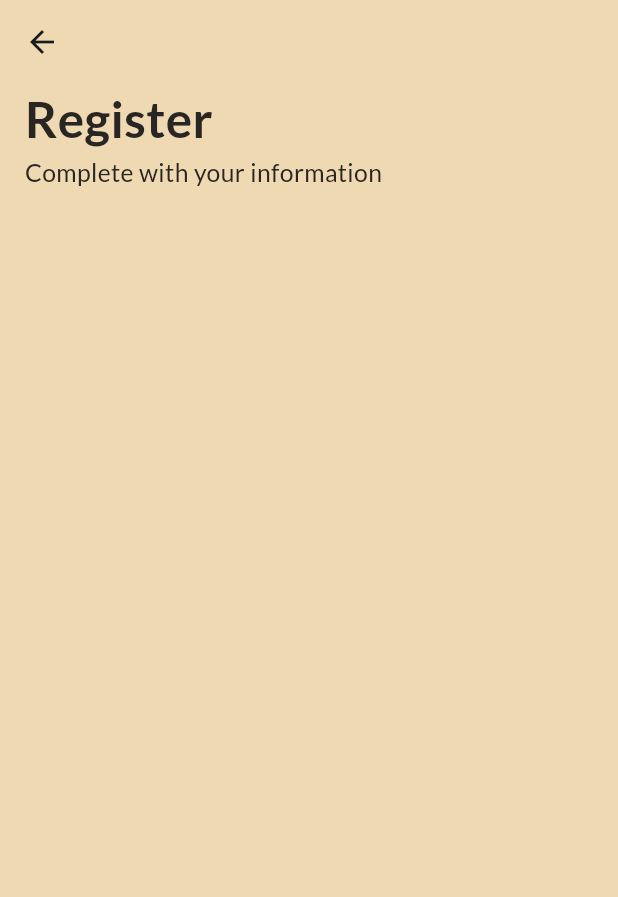
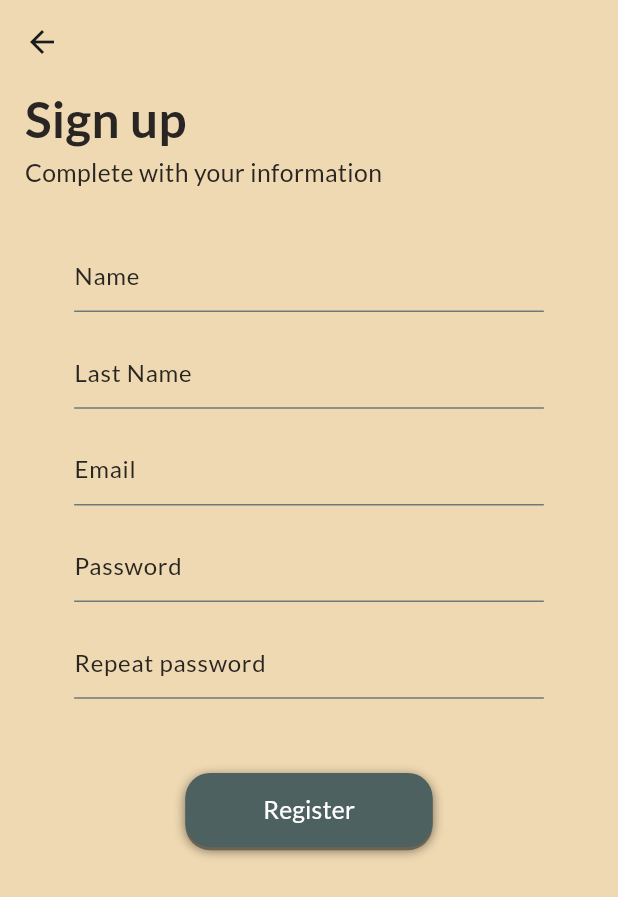
Before and after one commit to gasparsuarez/realtime-chat-app-with-firebase, a Flutter app: the RegisterScreen screen opened by its route, on a phone screen of 412 x 824 dp. Shown: the top 897 px of the screen. Run offline on Flutter 3.47's test engine with Material 3 defaults, Android fonts, the phone set to English and light mode, and no system bars; our stand-ins replace cloud_firestore, firebase_auth, firebase_core, freezed_annotation, get_it, go_router and 1 more; accounts and stored records are empty; generated files the repository leaves out were written again.

Commit message:
feat: register screen

```diff
--- a/lib/app/core/config/router/app_router.dart
+++ b/lib/app/core/config/router/app_router.dart
@@ -5,7 +5,8 @@ import 'package:go_router/go_router.dart';
 /// Routing configuration
 ///
 class AppRouter {
-  static GoRouter get appRoutes => GoRouter(
+  AppRouter._();
+  static GoRouter appRoutes = GoRouter(
     initialLocation: '/start_screen',
     routes: [
       GoRoute(
--- a/lib/app/core/config/theme/app_theme.dart
+++ b/lib/app/core/config/theme/app_theme.dart
@@ -1,3 +1,4 @@
+import 'package:firebase_realtime_chat_app/app/core/core.dart';
 import 'package:flutter/material.dart';
 
 ///
@@ -6,4 +7,20 @@ import 'package:flutter/material.dart';
 ThemeData get appTheme => ThemeData(
       fontFamily: 'Lato',
       colorSchemeSeed: Colors.grey,
+      inputDecorationTheme: InputDecorationTheme(
+        border: UnderlineInputBorder(
+          borderSide: BorderSide(
+            color: kBlackColor,
+          ),
+        ),
+        focusedBorder: UnderlineInputBorder(
+          borderSide: BorderSide(
+            color: kBlackColor,
+          ),
+        ),
+        labelStyle: TextStyle(
+          color: kBlackColor,
+          fontWeight: FontWeight.w500,
+        ),
+      ),
     );
--- a/lib/app/core/core.dart
+++ b/lib/app/core/core.dart
@@ -2,4 +2,5 @@ export 'config/config.dart';
 export 'either/either.dart';
 export 'extensions/extensions.dart';
 export 'service_locator.dart';
+export 'utils/utils.dart';
 export 'widgets/widgets.dart';
--- /dev/null
+++ b/lib/app/core/utils/alert_util.dart
@@ -0,0 +1,33 @@
+import 'package:firebase_realtime_chat_app/app/core/core.dart';
+import 'package:flutter/material.dart';
+import 'package:toastification/toastification.dart';
+
+///
+/// Show Alert
+///
+/// Toastification Types: Info, success, error, warning
+///
+class AlertUtil {
+  static showAlert(
+    BuildContext context, {
+    required String title,
+    required String description,
+    ToastificationType? type,
+  }) {
+    return toastification.show(
+      context: context,
+      type: type ?? ToastificationType.success,
+      autoCloseDuration: const Duration(
+        seconds: 4,
+      ),
+      title: CustomText(
+        text: title,
+        textColor: kBlackColor,
+      ),
+      description: CustomText(
+        text: description,
+        textColor: kBlackColor,
+      ),
+    );
+  }
+}
--- /dev/null
+++ b/lib/app/core/utils/utils.dart
@@ -0,0 +1,2 @@
+export 'alert_util.dart';
+export 'validators.dart';
--- /dev/null
+++ b/lib/app/core/utils/validators.dart
@@ -0,0 +1,14 @@
+class Validators {
+  ///
+  /// Input and other validators
+  ///
+  Validators._();
+
+  ///
+  /// Validate email with Regexp Pattern
+  ///
+  static validateEmail(String email) {
+    return RegExp(r"^[a-zA-Z0-9.a-zA-Z0-9.!#$%&'*+-/=?^_`{|}~]+@[a-zA-Z0-9]+\.[a-zA-Z]+")
+        .hasMatch(email);
+  }
+}
--- a/lib/app/core/widgets/button.dart
+++ b/lib/app/core/widgets/button.dart
@@ -29,11 +29,11 @@ class Button extends StatelessWidget {
               0,
               2,
             ),
-            blurRadius: 4,
+            blurRadius: 6,
           )
         ],
         borderRadius: BorderRadius.circular(
-          context.w * 0.026,
+          context.w * 0.04,
         ),
       ),
       child: MaterialButton(
--- /dev/null
+++ b/lib/app/core/widgets/input.dart
@@ -0,0 +1,24 @@
+import 'package:flutter/material.dart';
+
+class Input extends StatelessWidget {
+  final String? labelText;
+  final TextEditingController? controller;
+  const Input({
+    super.key,
+    this.labelText,
+    this.controller,
+  });
+
+  @override
+  Widget build(BuildContext context) {
+    return TextFormField(
+      controller: controller,
+      autovalidateMode: AutovalidateMode.onUserInteraction,
+      validator: (value) => value!.isEmpty ? '' : null,
+      decoration: InputDecoration(
+        contentPadding: EdgeInsets.zero,
+        labelText: labelText,
+      ),
+    );
+  }
+}
--- a/lib/app/core/widgets/widgets.dart
+++ b/lib/app/core/widgets/widgets.dart
@@ -1,2 +1,3 @@
 export 'button.dart';
 export 'custom_text.dart';
+export 'input.dart';
--- /dev/null
+++ b/lib/app/features/auth/presentation/form_controllers/form_controllers.dart
@@ -0,0 +1 @@
+export 'register_form_bloc.dart';
--- /dev/null
+++ b/lib/app/features/auth/presentation/form_controllers/register_form_bloc.dart
@@ -0,0 +1,11 @@
+import 'package:flutter/material.dart';
+
+class RegisterFormBloc {
+  final nameController = TextEditingController();
+  final lastNameController = TextEditingController();
+  final emailController = TextEditingController();
+  final passwordController = TextEditingController();
+  final repPasswordController = TextEditingController();
+
+  final formKey = GlobalKey<FormState>();
+}
--- a/lib/app/features/auth/presentation/screens/register_screen.dart
+++ b/lib/app/features/auth/presentation/screens/register_screen.dart
@@ -1,19 +1,83 @@
+import 'package:firebase_realtime_chat_app/app/core/core.dart';
+import 'package:firebase_realtime_chat_app/app/features/auth/presentation/form_controllers/form_controllers.dart';
 import 'package:firebase_realtime_chat_app/app/features/auth/presentation/widgets/widgets.dart';
 import 'package:flutter/material.dart';
 
-class RegisterScreen extends StatelessWidget {
+class RegisterScreen extends StatefulWidget {
   const RegisterScreen({super.key});
 
   static const String routeName = 'register_screen';
+
+  @override
+  State<RegisterScreen> createState() => _RegisterScreenState();
+}
+
+class _RegisterScreenState extends State<RegisterScreen> {
+  final form = RegisterFormBloc();
   @override
   Widget build(BuildContext context) {
     return CustomSliverScaffold(
-      title: 'Register',
+      title: 'Sign up',
       subtitle: 'Complete with your information',
       child: SliverList(
         delegate: SliverChildBuilderDelegate(
-          (context, index) => Column(
-            children: [],
+          (context, index) => Padding(
+            padding: EdgeInsets.symmetric(
+              horizontal: context.w * 0.12,
+            ),
+            child: Form(
+              key: form.formKey,
+              child: Column(
+                children: [
+                  SizedBox(
+                    height: context.h * 0.04,
+                  ),
+                  Input(
+                    controller: form.nameController,
+                    labelText: 'Name',
+                  ),
+                  SizedBox(
+                    height: context.h * 0.02,
+                  ),
+                  Input(
+                    controller: form.lastNameController,
+                    labelText: 'Last Name',
+                  ),
+                  SizedBox(
+                    height: context.h * 0.02,
+                  ),
+                  Input(
+                    controller: form.emailController,
+                    labelText: 'Email',
+                  ),
+                  SizedBox(
+                    height: context.h * 0.02,
+                  ),
+                  Input(
+                    controller: form.passwordController,
+                    labelText: 'Password',
+                  ),
+                  SizedBox(
+                    height: context.h * 0.02,
+                  ),
+                  Input(
+                    controller: form.repPasswordController,
+                    labelText: 'Repeat password',
+                  ),
+                  SizedBox(
+                    height: context.h * 0.06,
+                  ),
+                  Button(
+                    onTap: () {
+                      //TODO: Signup function
+                    },
+                    child: const CustomText(
+                      text: 'Register',
+                    ),
+                  ),
+                ],
+              ),
+            ),
           ),
           childCount: 1,
         ),
--- a/pubspec.yaml
+++ b/pubspec.yaml
@@ -16,6 +16,7 @@ dependencies:
   freezed_annotation: ^2.4.1
   get_it: ^7.7.0
   go_router: ^13.2.5
+  toastification: ^1.2.1
 
 dev_dependencies:
   flutter_test:
```
Also changed, not shown: pubspec.lock. Lines whose indentation alone changed are shown as unchanged.
